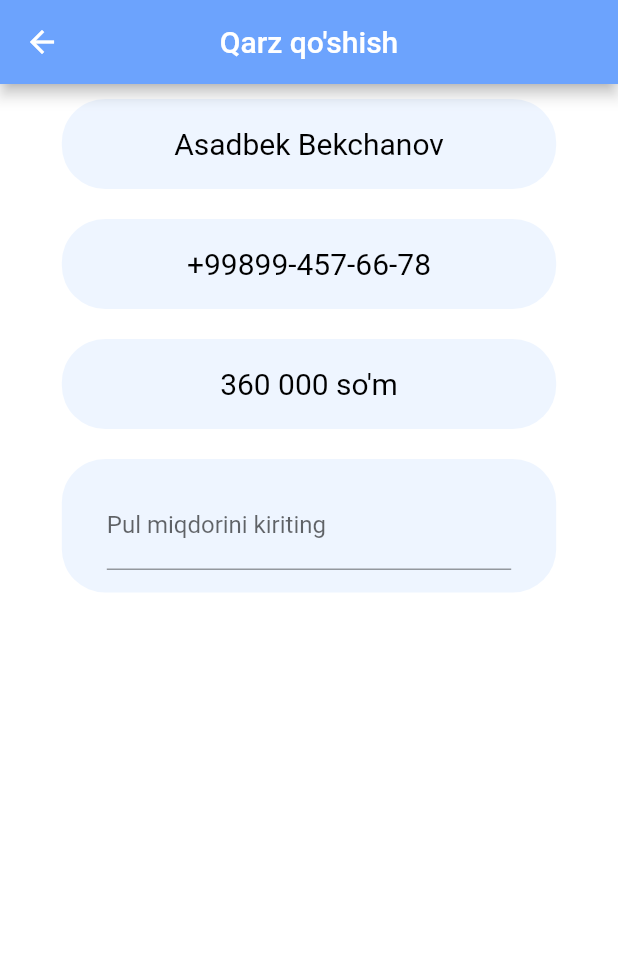
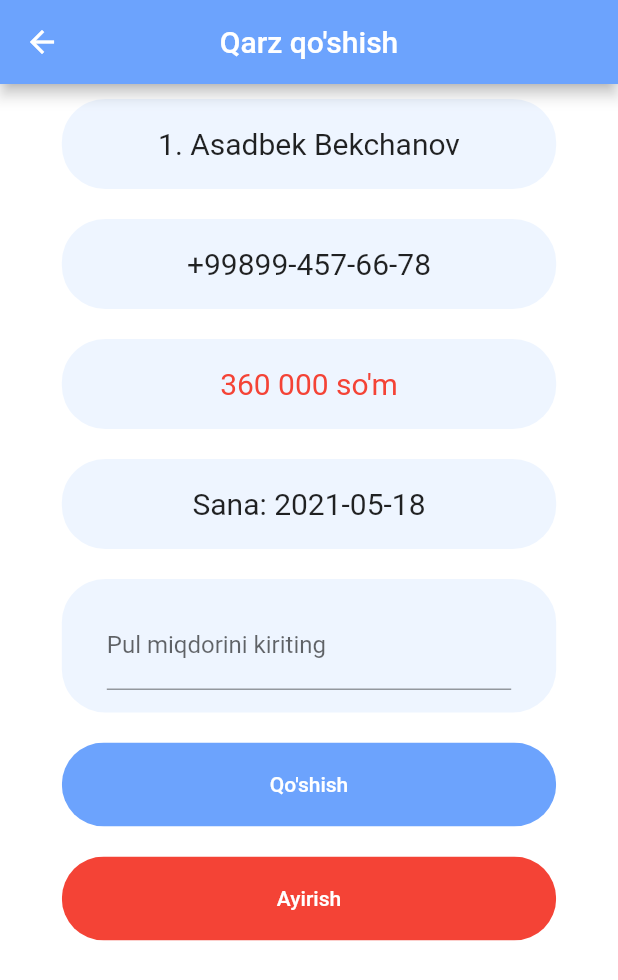
Before and after one commit to Khusinov/Debtorss, a Flutter app: the DetailPage screen opened directly with empty values, on a phone screen of 412 x 824 dp. Shown: the top 980 px of the screen. Run offline on Flutter 3.47's test engine with Material 2 defaults, Android fonts, the phone set to English and light mode, and no system bars; our stand-ins replace flutter_svg.

Commit message:
Time Date

```diff
--- a/lib/Screens/Details/details.dart
+++ b/lib/Screens/Details/details.dart
@@ -1,12 +1,17 @@
+import 'package:debtors/companents/rounded_button.dart';
 import 'package:debtors/companents/text_field_container.dart';
 import 'package:flutter/material.dart';
 import 'package:debtors/constants.dart';
 import 'package:flutter/services.dart';
+import 'package:debtors/Screens/Details/date.dart';
+import 'package:intl/intl.dart';
 
 class DetailPage extends StatelessWidget {
   DetailPage(this.index);
 
   final int index;
+
+String formattedDate = DateFormat('yyyy-MM-dd').format(DateTime.now());
 
   @override
   Widget build(BuildContext context) {
@@ -21,7 +26,8 @@ class DetailPage extends StatelessWidget {
         ),
         centerTitle: true,
       ),
-      body: Stack(
+      body: SingleChildScrollView(
+        child: Stack(
           children: [
             Container(
               width: double.infinity,
@@ -36,10 +42,10 @@ class DetailPage extends StatelessWidget {
                       height: 30,
                       child: Center(
                         child: Text(
-                        "Asadbek Bekchanov",
+                          "${index + 1}. Asadbek Bekchanov",
                           textAlign: TextAlign.center,
                           style: TextStyle(
-                          color: Colors.black,
+                            color: Colors.black87,
                             fontSize: 20,
                           ),
                         ),
@@ -56,7 +62,7 @@ class DetailPage extends StatelessWidget {
                           "+99899-457-66-78",
                           textAlign: TextAlign.center,
                           style: TextStyle(
-                          color: Colors.black,
+                            color: Colors.black87,
                             fontSize: 20,
                           ),
                         ),
@@ -73,7 +79,24 @@ class DetailPage extends StatelessWidget {
                           "360 000 so\'m",
                           textAlign: TextAlign.center,
                           style: TextStyle(
-                          color: Colors.black,
+                            color: Colors.red,
+                            fontSize: 20,
+                          ),
+                        ),
+                      ),
+                    ),
+                  ),
+                TextFieldContainer(
+                    child: Container(
+                      margin: const EdgeInsets.all(10.0),
+                      width: double.infinity,
+                      height: 30,
+                      child: Center(
+                        child: Text(
+                          'Sana: $formattedDate',
+                          textAlign: TextAlign.center,
+                          style: TextStyle(
+                            color: Colors.black87,
                             fontSize: 20,
                           ),
                         ),
@@ -97,11 +120,21 @@ class DetailPage extends StatelessWidget {
                           ],
                         )),
                   ),
+                  RoundedButton(
+                    text: "Qo\'shish",
+                    press: () {},
+                  ),
+                  RoundedButton(
+                    text: "Ayirish",
+                    color: Colors.red,
+                    press: () {},
+                  ),
                 ],
               ),
             ),
           ],
         ),
+      ),
     );
   }
 }
--- a/pubspec.yaml
+++ b/pubspec.yaml
@@ -31,6 +31,7 @@ dependencies:
 
   flutter_svg_provider: ^0.1.9
   flutter_svg: ^0.22.0
+  intl: ^0.17.0
 
 
 
```
Also changed, not shown: lib/Screens/Details/date.dart (added, +43 -0 lines), pubspec.lock. Lines whose indentation alone changed are shown as unchanged.
